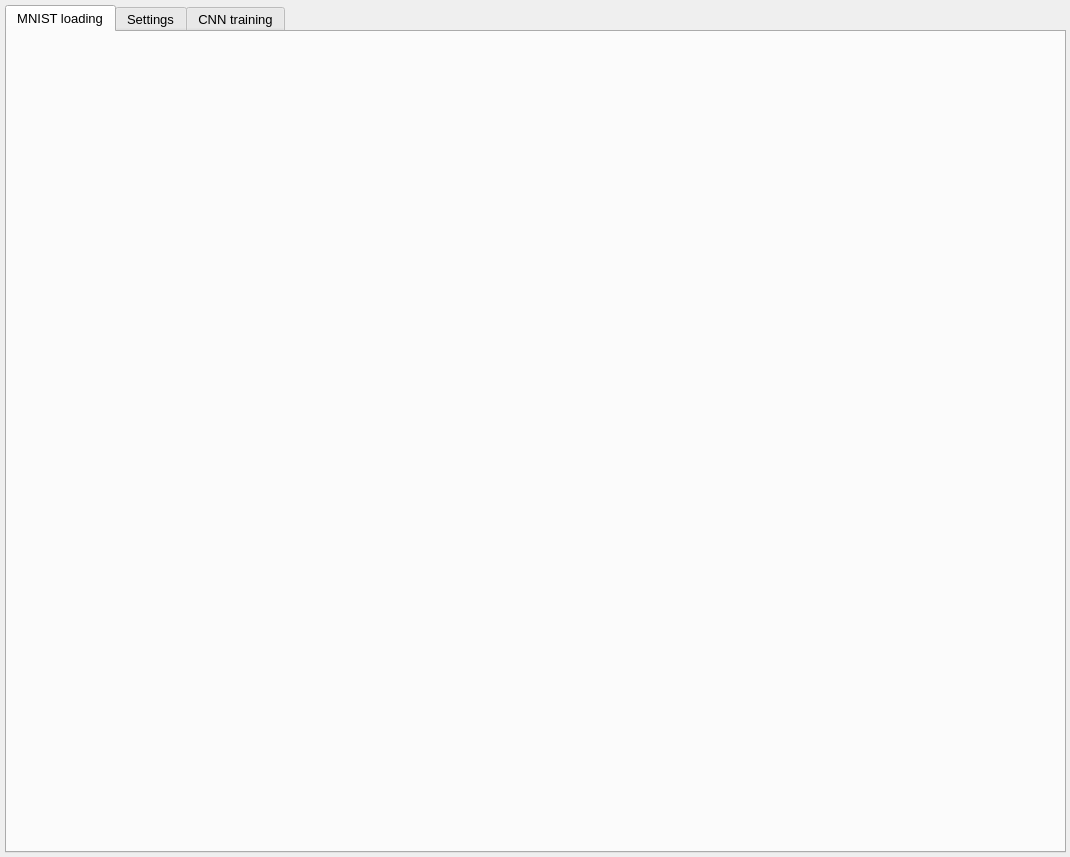
juvus/CNN_Train_Using_PSO, file Source_Code/ui/MainWindow.ui: the form before one commit.
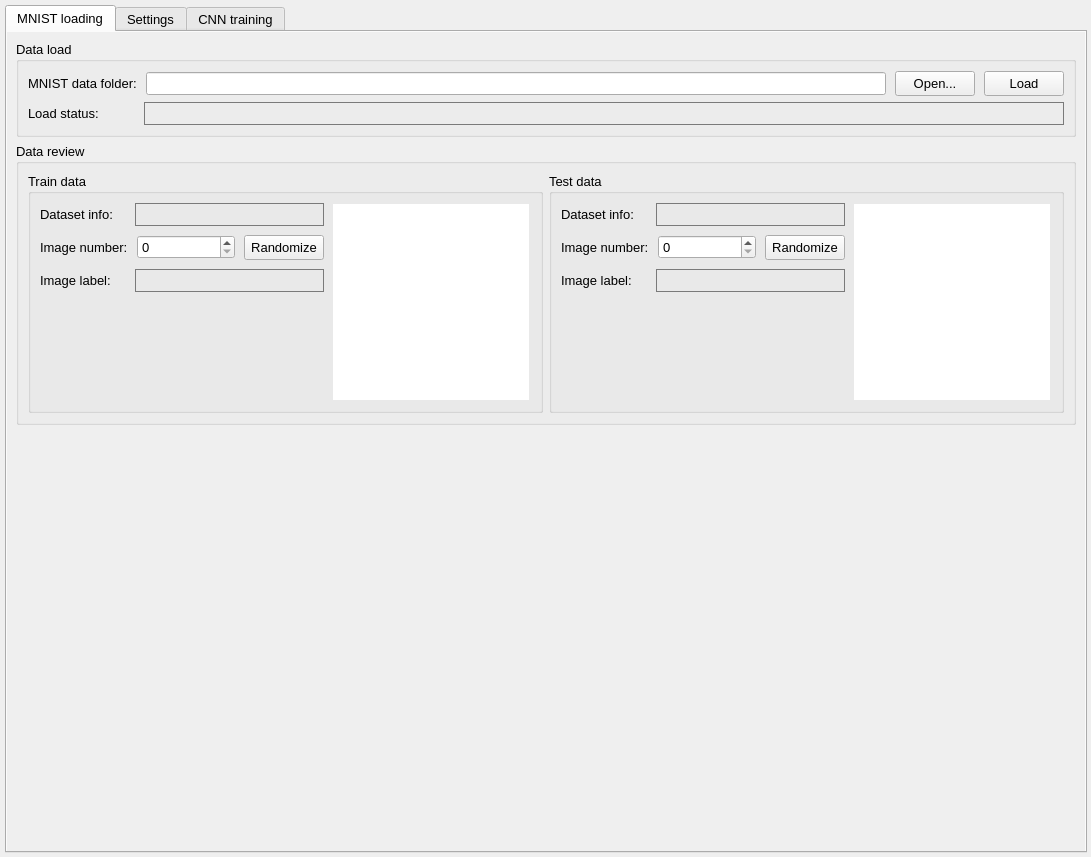
The form after the commit. The open tabs and pages were chosen to show the change. Icons and pictures are not drawn.

Commit message: Working on the MNIST loading tab of the application. Added qss file with stylesheet.

```diff
--- a/Source_Code/ui/MainWindow.ui
+++ b/Source_Code/ui/MainWindow.ui
@@ -6,7 +6,7 @@
    <rect>
     <x>0</x>
     <y>0</y>
-    <width>1070</width>
+    <width>1091</width>
     <height>857</height>
    </rect>
   </property>
@@ -24,6 +24,9 @@
    <iconset resource="../resources/resources.qrc">
     <normaloff>:/res/icon.png</normaloff>:/res/icon.png</iconset>
   </property>
+  <property name="autoFillBackground">
+   <bool>false</bool>
+  </property>
   <property name="iconSize">
    <size>
     <width>24</width>
@@ -52,6 +55,19 @@
     </property>
     <item>
      <widget class="QTabWidget" name="tab_tabControl">
+      <property name="font">
+       <font>
+        <family>Arial</family>
+        <pointsize>10</pointsize>
+        <bold>false</bold>
+       </font>
+      </property>
+      <property name="autoFillBackground">
+       <bool>false</bool>
+      </property>
+      <property name="styleSheet">
+       <string notr="true"/>
+      </property>
       <property name="tabShape">
        <enum>QTabWidget::Rounded</enum>
       </property>
@@ -62,9 +78,1042 @@
        <bool>true</bool>
       </property>
       <widget class="QWidget" name="tab_pageMNISTLoading">
+       <property name="autoFillBackground">
+        <bool>true</bool>
+       </property>
        <attribute name="title">
         <string>MNIST loading</string>
        </attribute>
+       <layout class="QVBoxLayout" name="verticalLayout_5">
+        <item>
+         <widget class="QGroupBox" name="groupBox">
+          <property name="autoFillBackground">
+           <bool>false</bool>
+          </property>
+          <property name="title">
+           <string>Data load</string>
+          </property>
+          <property name="flat">
+           <bool>false</bool>
+          </property>
+          <property name="checkable">
+           <bool>false</bool>
+          </property>
+          <layout class="QVBoxLayout" name="verticalLayout_6">
+           <item>
+            <widget class="QFrame" name="frame_44">
+             <property name="frameShape">
+              <enum>QFrame::NoFrame</enum>
+             </property>
+             <property name="frameShadow">
+              <enum>QFrame::Raised</enum>
+             </property>
+             <layout class="QHBoxLayout" name="horizontalLayout_45">
+              <property name="spacing">
+               <number>9</number>
+              </property>
+              <property name="leftMargin">
+               <number>0</number>
+              </property>
+              <property name="topMargin">
+               <number>0</number>
+              </property>
+              <property name="rightMargin">
+               <number>0</number>
+              </property>
+              <property name="bottomMargin">
+               <number>0</number>
+              </property>
+              <item>
+               <widget class="QLabel" name="label_41">
+                <property name="sizePolicy">
+                 <sizepolicy hsizetype="Preferred" vsizetype="Preferred">
+                  <horstretch>0</horstretch>
+                  <verstretch>0</verstretch>
+                 </sizepolicy>
+                </property>
+                <property name="minimumSize">
+                 <size>
+                  <width>86</width>
+                  <height>0</height>
+                 </size>
+                </property>
+                <property name="text">
+                 <string>MNIST data folder:</string>
+                </property>
+               </widget>
+              </item>
+              <item>
+               <widget class="QLineEdit" name="lineEdit">
+                <property name="minimumSize">
+                 <size>
+                  <width>0</width>
+                  <height>23</height>
+                 </size>
+                </property>
+               </widget>
+              </item>
+              <item>
+               <widget class="QPushButton" name="pushButton_14">
+                <property name="minimumSize">
+                 <size>
+                  <width>0</width>
+                  <height>25</height>
+                 </size>
+                </property>
+                <property name="maximumSize">
+                 <size>
+                  <width>16777215</width>
+                  <height>25</height>
+                 </size>
+                </property>
+                <property name="text">
+                 <string>Open...</string>
+                </property>
+               </widget>
+              </item>
+              <item>
+               <widget class="QPushButton" name="pushButton_21">
+                <property name="minimumSize">
+                 <size>
+                  <width>0</width>
+                  <height>25</height>
+                 </size>
+                </property>
+                <property name="maximumSize">
+                 <size>
+                  <width>16777215</width>
+                  <height>25</height>
+                 </size>
+                </property>
+                <property name="text">
+                 <string>Load</string>
+                </property>
+               </widget>
+              </item>
+             </layout>
+            </widget>
+           </item>
+           <item>
+            <widget class="QFrame" name="frame_46">
+             <property name="sizePolicy">
+              <sizepolicy hsizetype="Preferred" vsizetype="Preferred">
+               <horstretch>0</horstretch>
+               <verstretch>0</verstretch>
+              </sizepolicy>
+             </property>
+             <property name="frameShape">
+              <enum>QFrame::NoFrame</enum>
+             </property>
+             <property name="frameShadow">
+              <enum>QFrame::Raised</enum>
+             </property>
+             <layout class="QHBoxLayout" name="horizontalLayout_47">
+              <property name="spacing">
+               <number>9</number>
+              </property>
+              <property name="leftMargin">
+               <number>0</number>
+              </property>
+              <property name="topMargin">
+               <number>0</number>
+              </property>
+              <property name="rightMargin">
+               <number>0</number>
+              </property>
+              <property name="bottomMargin">
+               <number>0</number>
+              </property>
+              <item>
+               <widget class="QLabel" name="label_42">
+                <property name="sizePolicy">
+                 <sizepolicy hsizetype="Preferred" vsizetype="Preferred">
+                  <horstretch>0</horstretch>
+                  <verstretch>0</verstretch>
+                 </sizepolicy>
+                </property>
+                <property name="minimumSize">
+                 <size>
+                  <width>107</width>
+                  <height>0</height>
+                 </size>
+                </property>
+                <property name="maximumSize">
+                 <size>
+                  <width>107</width>
+                  <height>16777215</height>
+                 </size>
+                </property>
+                <property name="text">
+                 <string>Load status:</string>
+                </property>
+               </widget>
+              </item>
+              <item>
+               <widget class="QLabel" name="label_43">
+                <property name="sizePolicy">
+                 <sizepolicy hsizetype="Preferred" vsizetype="Preferred">
+                  <horstretch>0</horstretch>
+                  <verstretch>0</verstretch>
+                 </sizepolicy>
+                </property>
+                <property name="minimumSize">
+                 <size>
+                  <width>0</width>
+                  <height>23</height>
+                 </size>
+                </property>
+                <property name="font">
+                 <font>
+                  <family>Arial</family>
+                  <pointsize>10</pointsize>
+                  <bold>true</bold>
+                 </font>
+                </property>
+                <property name="styleSheet">
+                 <string notr="true">border-color: rgb(122, 122, 122);
+border-width: 1px;
+color:rgb(0,0,0);
+border-style:solid;
+</string>
+                </property>
+                <property name="frameShape">
+                 <enum>QFrame::NoFrame</enum>
+                </property>
+                <property name="frameShadow">
+                 <enum>QFrame::Plain</enum>
+                </property>
+                <property name="text">
+                 <string/>
+                </property>
+               </widget>
+              </item>
+             </layout>
+            </widget>
+           </item>
+          </layout>
+         </widget>
+        </item>
+        <item>
+         <widget class="QGroupBox" name="groupBox_2">
+          <property name="sizePolicy">
+           <sizepolicy hsizetype="Preferred" vsizetype="Maximum">
+            <horstretch>0</horstretch>
+            <verstretch>0</verstretch>
+           </sizepolicy>
+          </property>
+          <property name="title">
+           <string>Data review</string>
+          </property>
+          <layout class="QHBoxLayout" name="horizontalLayout_46">
+           <item alignment="Qt::AlignTop">
+            <widget class="QGroupBox" name="groupBox_3">
+             <property name="sizePolicy">
+              <sizepolicy hsizetype="Preferred" vsizetype="Preferred">
+               <horstretch>0</horstretch>
+               <verstretch>0</verstretch>
+              </sizepolicy>
+             </property>
+             <property name="autoFillBackground">
+              <bool>false</bool>
+             </property>
+             <property name="title">
+              <string>Train data</string>
+             </property>
+             <layout class="QHBoxLayout" name="horizontalLayout_52">
+              <property name="spacing">
+               <number>9</number>
+              </property>
+              <item>
+               <widget class="QFrame" name="frame_50">
+                <property name="sizePolicy">
+                 <sizepolicy hsizetype="Preferred" vsizetype="Preferred">
+                  <horstretch>0</horstretch>
+                  <verstretch>0</verstretch>
+                 </sizepolicy>
+                </property>
+                <property name="frameShape">
+                 <enum>QFrame::NoFrame</enum>
+                </property>
+                <property name="frameShadow">
+                 <enum>QFrame::Raised</enum>
+                </property>
+                <layout class="QVBoxLayout" name="verticalLayout_7">
+                 <property name="spacing">
+                  <number>9</number>
+                 </property>
+                 <property name="leftMargin">
+                  <number>0</number>
+                 </property>
+                 <property name="topMargin">
+                  <number>0</number>
+                 </property>
+                 <property name="rightMargin">
+                  <number>0</number>
+                 </property>
+                 <property name="bottomMargin">
+                  <number>0</number>
+                 </property>
+                 <item>
+                  <widget class="QFrame" name="frame_45">
+                   <property name="frameShape">
+                    <enum>QFrame::NoFrame</enum>
+                   </property>
+                   <property name="frameShadow">
+                    <enum>QFrame::Raised</enum>
+                   </property>
+                   <layout class="QHBoxLayout" name="horizontalLayout_48">
+                    <property name="spacing">
+                     <number>9</number>
+                    </property>
+                    <property name="leftMargin">
+                     <number>0</number>
+                    </property>
+                    <property name="topMargin">
+                     <number>0</number>
+                    </property>
+                    <property name="rightMargin">
+                     <number>0</number>
+                    </property>
+                    <property name="bottomMargin">
+                     <number>0</number>
+                    </property>
+                    <item>
+                     <widget class="QLabel" name="label_44">
+                      <property name="sizePolicy">
+                       <sizepolicy hsizetype="Maximum" vsizetype="Preferred">
+                        <horstretch>0</horstretch>
+                        <verstretch>0</verstretch>
+                       </sizepolicy>
+                      </property>
+                      <property name="minimumSize">
+                       <size>
+                        <width>86</width>
+                        <height>0</height>
+                       </size>
+                      </property>
+                      <property name="text">
+                       <string>Dataset info:</string>
+                      </property>
+                     </widget>
+                    </item>
+                    <item>
+                     <widget class="QLabel" name="label_45">
+                      <property name="sizePolicy">
+                       <sizepolicy hsizetype="Preferred" vsizetype="Preferred">
+                        <horstretch>0</horstretch>
+                        <verstretch>0</verstretch>
+                       </sizepolicy>
+                      </property>
+                      <property name="minimumSize">
+                       <size>
+                        <width>0</width>
+                        <height>23</height>
+                       </size>
+                      </property>
+                      <property name="font">
+                       <font>
+                        <family>Arial</family>
+                        <pointsize>10</pointsize>
+                        <bold>false</bold>
+                       </font>
+                      </property>
+                      <property name="styleSheet">
+                       <string notr="true">border-color: rgb(122, 122, 122);
+border-width: 1px;
+color:rgb(0,0,0);
+border-style:solid;
+</string>
+                      </property>
+                      <property name="frameShape">
+                       <enum>QFrame::NoFrame</enum>
+                      </property>
+                      <property name="frameShadow">
+                       <enum>QFrame::Plain</enum>
+                      </property>
+                      <property name="text">
+                       <string/>
+                      </property>
+                     </widget>
+                    </item>
+                   </layout>
+                  </widget>
+                 </item>
+                 <item>
+                  <widget class="QFrame" name="frame_47">
+                   <property name="frameShape">
+                    <enum>QFrame::NoFrame</enum>
+                   </property>
+                   <property name="frameShadow">
+                    <enum>QFrame::Raised</enum>
+                   </property>
+                   <layout class="QHBoxLayout" name="horizontalLayout_49">
+                    <property name="spacing">
+                     <number>9</number>
+                    </property>
+                    <property name="leftMargin">
+                     <number>0</number>
+                    </property>
+                    <property name="topMargin">
+                     <number>0</number>
+                    </property>
+                    <property name="rightMargin">
+                     <number>0</number>
+                    </property>
+                    <property name="bottomMargin">
+                     <number>0</number>
+                    </property>
+                    <item>
+                     <widget class="QLabel" name="label_46">
+                      <property name="sizePolicy">
+                       <sizepolicy hsizetype="Maximum" vsizetype="Preferred">
+                        <horstretch>0</horstretch>
+                        <verstretch>0</verstretch>
+                       </sizepolicy>
+                      </property>
+                      <property name="minimumSize">
+                       <size>
+                        <width>86</width>
+                        <height>0</height>
+                       </size>
+                      </property>
+                      <property name="text">
+                       <string>Image number:</string>
+                      </property>
+                     </widget>
+                    </item>
+                    <item>
+                     <widget class="QSpinBox" name="spinBox_8">
+                      <property name="minimumSize">
+                       <size>
+                        <width>0</width>
+                        <height>23</height>
+                       </size>
+                      </property>
+                     </widget>
+                    </item>
+                    <item>
+                     <widget class="QPushButton" name="pushButton_22">
+                      <property name="sizePolicy">
+                       <sizepolicy hsizetype="Maximum" vsizetype="Fixed">
+                        <horstretch>0</horstretch>
+                        <verstretch>0</verstretch>
+                       </sizepolicy>
+                      </property>
+                      <property name="minimumSize">
+                       <size>
+                        <width>0</width>
+                        <height>25</height>
+                       </size>
+                      </property>
+                      <property name="maximumSize">
+                       <size>
+                        <width>16777215</width>
+                        <height>25</height>
+                       </size>
+                      </property>
+                      <property name="text">
+                       <string>Randomize</string>
+                      </property>
+                      <property name="flat">
+                       <bool>false</bool>
+                      </property>
+                     </widget>
+                    </item>
+                   </layout>
+                  </widget>
+                 </item>
+                 <item>
+                  <widget class="QFrame" name="frame_48">
+                   <property name="frameShape">
+                    <enum>QFrame::NoFrame</enum>
+                   </property>
+                   <property name="frameShadow">
+                    <enum>QFrame::Raised</enum>
+                   </property>
+                   <layout class="QHBoxLayout" name="horizontalLayout_50">
+                    <property name="spacing">
+                     <number>9</number>
+                    </property>
+                    <property name="leftMargin">
+                     <number>0</number>
+                    </property>
+                    <property name="topMargin">
+                     <number>0</number>
+                    </property>
+                    <property name="rightMargin">
+                     <number>0</number>
+                    </property>
+                    <property name="bottomMargin">
+                     <number>0</number>
+                    </property>
+                    <item>
+                     <widget class="QLabel" name="label_47">
+                      <property name="sizePolicy">
+                       <sizepolicy hsizetype="Maximum" vsizetype="Preferred">
+                        <horstretch>0</horstretch>
+                        <verstretch>0</verstretch>
+                       </sizepolicy>
+                      </property>
+                      <property name="minimumSize">
+                       <size>
+                        <width>86</width>
+                        <height>0</height>
+                       </size>
+                      </property>
+                      <property name="text">
+                       <string>Image label:</string>
+                      </property>
+                     </widget>
+                    </item>
+                    <item>
+                     <widget class="QLabel" name="label_48">
+                      <property name="sizePolicy">
+                       <sizepolicy hsizetype="Preferred" vsizetype="Preferred">
+                        <horstretch>0</horstretch>
+                        <verstretch>0</verstretch>
+                       </sizepolicy>
+                      </property>
+                      <property name="minimumSize">
+                       <size>
+                        <width>0</width>
+                        <height>23</height>
+                       </size>
+                      </property>
+                      <property name="font">
+                       <font>
+                        <family>Arial</family>
+                        <pointsize>10</pointsize>
+                        <bold>false</bold>
+                       </font>
+                      </property>
+                      <property name="styleSheet">
+                       <string notr="true">border-color: rgb(122, 122, 122);
+border-width: 1px;
+color:rgb(0,0,0);
+border-style:solid;
+</string>
+                      </property>
+                      <property name="frameShape">
+                       <enum>QFrame::NoFrame</enum>
+                      </property>
+                      <property name="frameShadow">
+                       <enum>QFrame::Plain</enum>
+                      </property>
+                      <property name="text">
+                       <string/>
+                      </property>
+                     </widget>
+                    </item>
+                   </layout>
+                  </widget>
+                 </item>
+                 <item>
+                  <spacer name="verticalSpacer_4">
+                   <property name="orientation">
+                    <enum>Qt::Vertical</enum>
+                   </property>
+                   <property name="sizeHint" stdset="0">
+                    <size>
+                     <width>20</width>
+                     <height>40</height>
+                    </size>
+                   </property>
+                  </spacer>
+                 </item>
+                </layout>
+               </widget>
+              </item>
+              <item alignment="Qt::AlignTop">
+               <widget class="QFrame" name="frm_trainDigitImage">
+                <property name="sizePolicy">
+                 <sizepolicy hsizetype="Fixed" vsizetype="Fixed">
+                  <horstretch>0</horstretch>
+                  <verstretch>0</verstretch>
+                 </sizepolicy>
+                </property>
+                <property name="minimumSize">
+                 <size>
+                  <width>198</width>
+                  <height>198</height>
+                 </size>
+                </property>
+                <property name="maximumSize">
+                 <size>
+                  <width>198</width>
+                  <height>198</height>
+                 </size>
+                </property>
+                <property name="frameShape">
+                 <enum>QFrame::NoFrame</enum>
+                </property>
+                <property name="frameShadow">
+                 <enum>QFrame::Plain</enum>
+                </property>
+                <property name="lineWidth">
+                 <number>9</number>
+                </property>
+                <layout class="QHBoxLayout" name="horizontalLayout_53">
+                 <property name="spacing">
+                  <number>0</number>
+                 </property>
+                 <property name="leftMargin">
+                  <number>0</number>
+                 </property>
+                 <property name="topMargin">
+                  <number>0</number>
+                 </property>
+                 <property name="bottomMargin">
+                  <number>0</number>
+                 </property>
+                 <item>
+                  <widget class="QLabel" name="lbl_trainDigitImage">
+                   <property name="sizePolicy">
+                    <sizepolicy hsizetype="Fixed" vsizetype="Fixed">
+                     <horstretch>0</horstretch>
+                     <verstretch>0</verstretch>
+                    </sizepolicy>
+                   </property>
+                   <property name="minimumSize">
+                    <size>
+                     <width>196</width>
+                     <height>196</height>
+                    </size>
+                   </property>
+                   <property name="baseSize">
+                    <size>
+                     <width>0</width>
+                     <height>0</height>
+                    </size>
+                   </property>
+                   <property name="styleSheet">
+                    <string notr="true">background-color: rgb(255, 255, 255);</string>
+                   </property>
+                   <property name="text">
+                    <string/>
+                   </property>
+                  </widget>
+                 </item>
+                </layout>
+               </widget>
+              </item>
+             </layout>
+            </widget>
+           </item>
+           <item>
+            <widget class="QGroupBox" name="groupBox_4">
+             <property name="title">
+              <string>Test data</string>
+             </property>
+             <layout class="QHBoxLayout" name="horizontalLayout_57">
+              <property name="spacing">
+               <number>9</number>
+              </property>
+              <property name="leftMargin">
+               <number>9</number>
+              </property>
+              <property name="topMargin">
+               <number>9</number>
+              </property>
+              <property name="rightMargin">
+               <number>9</number>
+              </property>
+              <property name="bottomMargin">
+               <number>9</number>
+              </property>
+              <item>
+               <widget class="QFrame" name="frame_52">
+                <property name="sizePolicy">
+                 <sizepolicy hsizetype="Preferred" vsizetype="Preferred">
+                  <horstretch>0</horstretch>
+                  <verstretch>0</verstretch>
+                 </sizepolicy>
+                </property>
+                <property name="frameShape">
+                 <enum>QFrame::NoFrame</enum>
+                </property>
+                <property name="frameShadow">
+                 <enum>QFrame::Raised</enum>
+                </property>
+                <layout class="QVBoxLayout" name="verticalLayout_8">
+                 <property name="spacing">
+                  <number>9</number>
+                 </property>
+                 <property name="leftMargin">
+                  <number>0</number>
+                 </property>
+                 <property name="topMargin">
+                  <number>0</number>
+                 </property>
+                 <property name="rightMargin">
+                  <number>0</number>
+                 </property>
+                 <property name="bottomMargin">
+                  <number>0</number>
+                 </property>
+                 <item>
+                  <widget class="QFrame" name="frame_49">
+                   <property name="frameShape">
+                    <enum>QFrame::NoFrame</enum>
+                   </property>
+                   <property name="frameShadow">
+                    <enum>QFrame::Raised</enum>
+                   </property>
+                   <layout class="QHBoxLayout" name="horizontalLayout_51">
+                    <property name="spacing">
+                     <number>9</number>
+                    </property>
+                    <property name="leftMargin">
+                     <number>0</number>
+                    </property>
+                    <property name="topMargin">
+                     <number>0</number>
+                    </property>
+                    <property name="rightMargin">
+                     <number>0</number>
+                    </property>
+                    <property name="bottomMargin">
+                     <number>0</number>
+                    </property>
+                    <item>
+                     <widget class="QLabel" name="label_50">
+                      <property name="sizePolicy">
+                       <sizepolicy hsizetype="Maximum" vsizetype="Preferred">
+                        <horstretch>0</horstretch>
+                        <verstretch>0</verstretch>
+                       </sizepolicy>
+                      </property>
+                      <property name="minimumSize">
+                       <size>
+                        <width>86</width>
+                        <height>0</height>
+                       </size>
+                      </property>
+                      <property name="text">
+                       <string>Dataset info:</string>
+                      </property>
+                     </widget>
+                    </item>
+                    <item>
+                     <widget class="QLabel" name="label_51">
+                      <property name="sizePolicy">
+                       <sizepolicy hsizetype="Preferred" vsizetype="Preferred">
+                        <horstretch>0</horstretch>
+                        <verstretch>0</verstretch>
+                       </sizepolicy>
+                      </property>
+                      <property name="minimumSize">
+                       <size>
+                        <width>0</width>
+                        <height>23</height>
+                       </size>
+                      </property>
+                      <property name="font">
+                       <font>
+                        <family>Arial</family>
+                        <pointsize>10</pointsize>
+                        <bold>false</bold>
+                       </font>
+                      </property>
+                      <property name="styleSheet">
+                       <string notr="true">border-color: rgb(122, 122, 122);
+border-width: 1px;
+color:rgb(0,0,0);
+border-style:solid;
+</string>
+                      </property>
+                      <property name="frameShape">
+                       <enum>QFrame::NoFrame</enum>
+                      </property>
+                      <property name="frameShadow">
+                       <enum>QFrame::Plain</enum>
+                      </property>
+                      <property name="text">
+                       <string/>
+                      </property>
+                     </widget>
+                    </item>
+                   </layout>
+                  </widget>
+                 </item>
+                 <item>
+                  <widget class="QFrame" name="frame_53">
+                   <property name="frameShape">
+                    <enum>QFrame::NoFrame</enum>
+                   </property>
+                   <property name="frameShadow">
+                    <enum>QFrame::Raised</enum>
+                   </property>
+                   <layout class="QHBoxLayout" name="horizontalLayout_54">
+                    <property name="spacing">
+                     <number>9</number>
+                    </property>
+                    <property name="leftMargin">
+                     <number>0</number>
+                    </property>
+                    <property name="topMargin">
+                     <number>0</number>
+                    </property>
+                    <property name="rightMargin">
+                     <number>0</number>
+                    </property>
+                    <property name="bottomMargin">
+                     <number>0</number>
+                    </property>
+                    <item>
+                     <widget class="QLabel" name="label_52">
+                      <property name="sizePolicy">
+                       <sizepolicy hsizetype="Maximum" vsizetype="Preferred">
+                        <horstretch>0</horstretch>
+                        <verstretch>0</verstretch>
+                       </sizepolicy>
+                      </property>
+                      <property name="minimumSize">
+                       <size>
+                        <width>86</width>
+                        <height>0</height>
+                       </size>
+                      </property>
+                      <property name="text">
+                       <string>Image number:</string>
+                      </property>
+                     </widget>
+                    </item>
+                    <item>
+                     <widget class="QSpinBox" name="spinBox_9">
+                      <property name="minimumSize">
+                       <size>
+                        <width>0</width>
+                        <height>23</height>
+                       </size>
+                      </property>
+                     </widget>
+                    </item>
+                    <item>
+                     <widget class="QPushButton" name="pushButton_23">
+                      <property name="sizePolicy">
+                       <sizepolicy hsizetype="Maximum" vsizetype="Fixed">
+                        <horstretch>0</horstretch>
+                        <verstretch>0</verstretch>
+                       </sizepolicy>
+                      </property>
+                      <property name="minimumSize">
+                       <size>
+                        <width>0</width>
+                        <height>25</height>
+                       </size>
+                      </property>
+                      <property name="maximumSize">
+                       <size>
+                        <width>16777215</width>
+                        <height>25</height>
+                       </size>
+                      </property>
+                      <property name="text">
+                       <string>Randomize</string>
+                      </property>
+                      <property name="flat">
+                       <bool>false</bool>
+                      </property>
+                     </widget>
+                    </item>
+                   </layout>
+                  </widget>
+                 </item>
+                 <item>
+                  <widget class="QFrame" name="frame_54">
+                   <property name="frameShape">
+                    <enum>QFrame::NoFrame</enum>
+                   </property>
+                   <property name="frameShadow">
+                    <enum>QFrame::Raised</enum>
+                   </property>
+                   <layout class="QHBoxLayout" name="horizontalLayout_55">
+                    <property name="spacing">
+                     <number>9</number>
+                    </property>
+                    <property name="leftMargin">
+                     <number>0</number>
+                    </property>
+                    <property name="topMargin">
+                     <number>0</number>
+                    </property>
+                    <property name="rightMargin">
+                     <number>0</number>
+                    </property>
+                    <property name="bottomMargin">
+                     <number>0</number>
+                    </property>
+                    <item>
+                     <widget class="QLabel" name="label_53">
+                      <property name="sizePolicy">
+                       <sizepolicy hsizetype="Maximum" vsizetype="Preferred">
+                        <horstretch>0</horstretch>
+                        <verstretch>0</verstretch>
+                       </sizepolicy>
+                      </property>
+                      <property name="minimumSize">
+                       <size>
+                        <width>86</width>
+                        <height>0</height>
+                       </size>
+                      </property>
+                      <property name="text">
+                       <string>Image label:</string>
+                      </property>
+                     </widget>
+                    </item>
+                    <item>
+                     <widget class="QLabel" name="label_54">
+                      <property name="sizePolicy">
+                       <sizepolicy hsizetype="Preferred" vsizetype="Preferred">
+                        <horstretch>0</horstretch>
+                        <verstretch>0</verstretch>
+                       </sizepolicy>
+                      </property>
+                      <property name="minimumSize">
+                       <size>
+                        <width>0</width>
+                        <height>23</height>
+                       </size>
+                      </property>
+                      <property name="font">
+                       <font>
+                        <family>Arial</family>
+                        <pointsize>10</pointsize>
+                        <bold>false</bold>
+                       </font>
+                      </property>
+                      <property name="styleSheet">
+                       <string notr="true">border-color: rgb(122, 122, 122);
+border-width: 1px;
+color:rgb(0,0,0);
+border-style:solid;
+</string>
+                      </property>
+                      <property name="frameShape">
+                       <enum>QFrame::NoFrame</enum>
+                      </property>
+                      <property name="frameShadow">
+                       <enum>QFrame::Plain</enum>
+                      </property>
+                      <property name="text">
+                       <string/>
+                      </property>
+                     </widget>
+                    </item>
+                   </layout>
+                  </widget>
+                 </item>
+                 <item>
+                  <spacer name="verticalSpacer_5">
+                   <property name="orientation">
+                    <enum>Qt::Vertical</enum>
+                   </property>
+                   <property name="sizeHint" stdset="0">
+                    <size>
+                     <width>20</width>
+                     <height>40</height>
+                    </size>
+                   </property>
+                  </spacer>
+                 </item>
+                </layout>
+               </widget>
+              </item>
+              <item>
+               <widget class="QFrame" name="frm_testDigitImage">
+                <property name="sizePolicy">
+                 <sizepolicy hsizetype="Fixed" vsizetype="Fixed">
+                  <horstretch>0</horstretch>
+                  <verstretch>0</verstretch>
+                 </sizepolicy>
+                </property>
+                <property name="minimumSize">
+                 <size>
+                  <width>198</width>
+                  <height>198</height>
+                 </size>
+                </property>
+                <property name="maximumSize">
+                 <size>
+                  <width>198</width>
+                  <height>198</height>
+                 </size>
+                </property>
+                <property name="frameShape">
+                 <enum>QFrame::NoFrame</enum>
+                </property>
+                <property name="frameShadow">
+                 <enum>QFrame::Raised</enum>
+                </property>
+                <layout class="QHBoxLayout" name="horizontalLayout_56">
+                 <property name="spacing">
+                  <number>0</number>
+                 </property>
+                 <property name="leftMargin">
+                  <number>0</number>
+                 </property>
+                 <property name="topMargin">
+                  <number>0</number>
+                 </property>
+                 <property name="bottomMargin">
+                  <number>0</number>
+                 </property>
+                 <item>
+                  <widget class="QLabel" name="lbl_testDigitImage">
+                   <property name="sizePolicy">
+                    <sizepolicy hsizetype="Fixed" vsizetype="Fixed">
+                     <horstretch>0</horstretch>
+                     <verstretch>0</verstretch>
+                    </sizepolicy>
+                   </property>
+                   <property name="minimumSize">
+                    <size>
+                     <width>196</width>
+                     <height>196</height>
+                    </size>
+                   </property>
+                   <property name="baseSize">
+                    <size>
+                     <width>0</width>
+                     <height>0</height>
+                    </size>
+                   </property>
+                   <property name="styleSheet">
+                    <string notr="true">background-color: rgb(255, 255, 255);</string>
+                   </property>
+                   <property name="text">
+                    <string/>
+                   </property>
+                  </widget>
+                 </item>
+                </layout>
+               </widget>
+              </item>
+             </layout>
+            </widget>
+           </item>
+          </layout>
+         </widget>
+        </item>
+        <item>
+         <spacer name="verticalSpacer_2">
+          <property name="orientation">
+           <enum>Qt::Vertical</enum>
+          </property>
+          <property name="sizeType">
+           <enum>QSizePolicy::Expanding</enum>
+          </property>
+          <property name="sizeHint" stdset="0">
+           <size>
+            <width>20</width>
+            <height>40</height>
+           </size>
+          </property>
+         </spacer>
+        </item>
+       </layout>
       </widget>
       <widget class="QWidget" name="tab_pageSettings">
        <attribute name="title">
```
Left out of the diff: 337 changed lines with no effect on the pictures. The commit also changes 5 other files.
